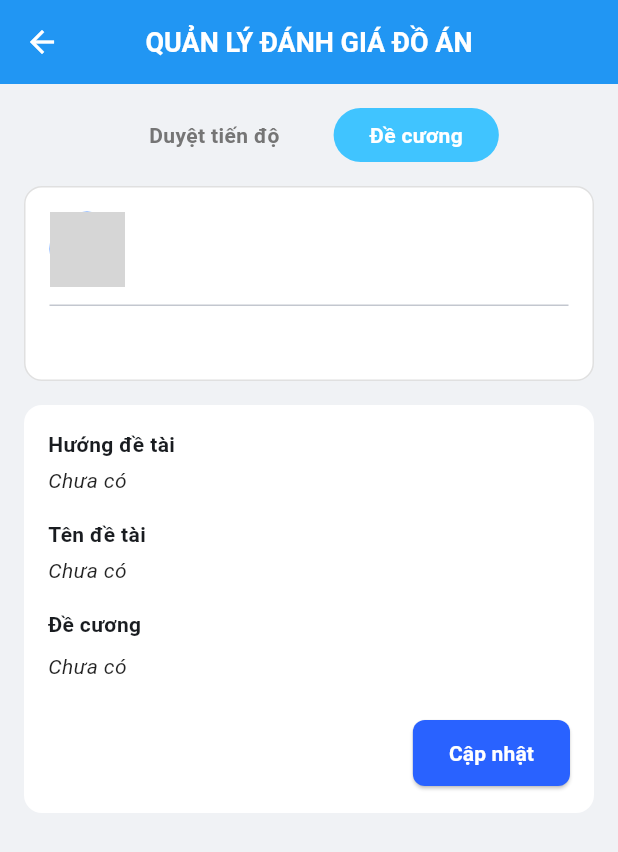
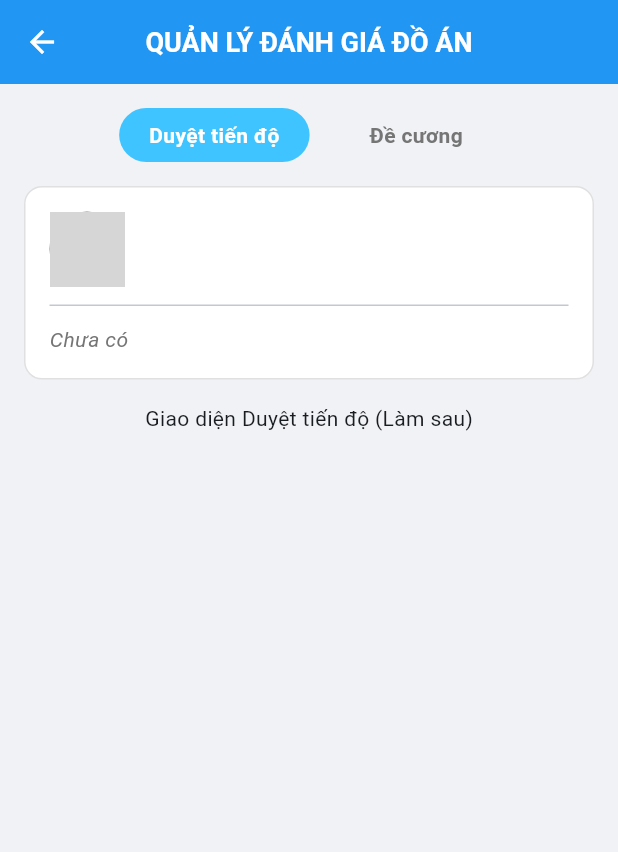
Before and after one commit to tuandev-vip/ql_do_an_tot_nghiep, a Flutter app: the StudentProgressDetailScreen screen opened directly with empty values, on a phone screen of 412 x 824 dp. Shown: the top 852 px of the screen. Run offline on Flutter 3.47's test engine with Material 3 defaults, Android fonts, the phone set to English and light mode, and no system bars; our stand-ins replace flutter_bloc, get_it; missing offline and left inert: excel, file_saver; network calls fail; grey boxes are pictures that could not be loaded.

Commit message:
feat: view list student, view duyet sinh vien, de cuong

```diff
--- a/lib/features/work_progress/presentation/screens/student_progress_detail_screen.dart
+++ b/lib/features/work_progress/presentation/screens/student_progress_detail_screen.dart
@@ -14,7 +14,7 @@ class StudentProgressDetailScreen extends StatefulWidget {
 
 class _StudentProgressDetailScreenState
     extends State<StudentProgressDetailScreen> {
-  int selectedTab = 1; // 0: Duyệt tiến độ, 1: Đề cương
+  int selectedTab = 0; // 0: Duyệt tiến độ, 1: Đề cương
 
   @override
   Widget build(BuildContext context) {
--- a/lib/features/work_progress/presentation/widgets/student_header_card.dart
+++ b/lib/features/work_progress/presentation/widgets/student_header_card.dart
@@ -7,6 +7,10 @@ class StudentHeaderCard extends StatelessWidget {
 
   @override
   Widget build(BuildContext context) {
+    // 1. Lấy dữ liệu đề tài, kiểm tra xem có bị null hay rỗng không
+    String topic = student['topic']?.toString().trim() ?? "";
+    bool hasTopic = topic.isNotEmpty;
+
     return Container(
       padding: const EdgeInsets.all(16),
       decoration: BoxDecoration(
@@ -62,10 +66,17 @@ class StudentHeaderCard extends StatelessWidget {
             padding: EdgeInsets.symmetric(vertical: 12),
             child: Divider(height: 1),
           ),
+
+          // 2. LOGIC HIỂN THỊ ĐỀ TÀI CHUẨN Ở ĐÂY NÈ
           Text(
-            student['topic'] ??
-                "Hệ thống Quản lý Học tập Thông minh (Smart LMS)",
-            style: const TextStyle(fontSize: 14, color: Colors.black87),
+            hasTopic ? topic : "Chưa có",
+            style: TextStyle(
+              fontSize: 14,
+              color: hasTopic ? Colors.black87 : Colors.grey.shade600,
+              fontStyle: hasTopic
+                  ? FontStyle.normal
+                  : FontStyle.italic, // Chưa có thì in nghiêng
+            ),
           ),
         ],
       ),
```
Also changed, not shown: lib/features/work_progress/presentation/widgets/evaluation_student_card.dart (+12 -6 lines).
